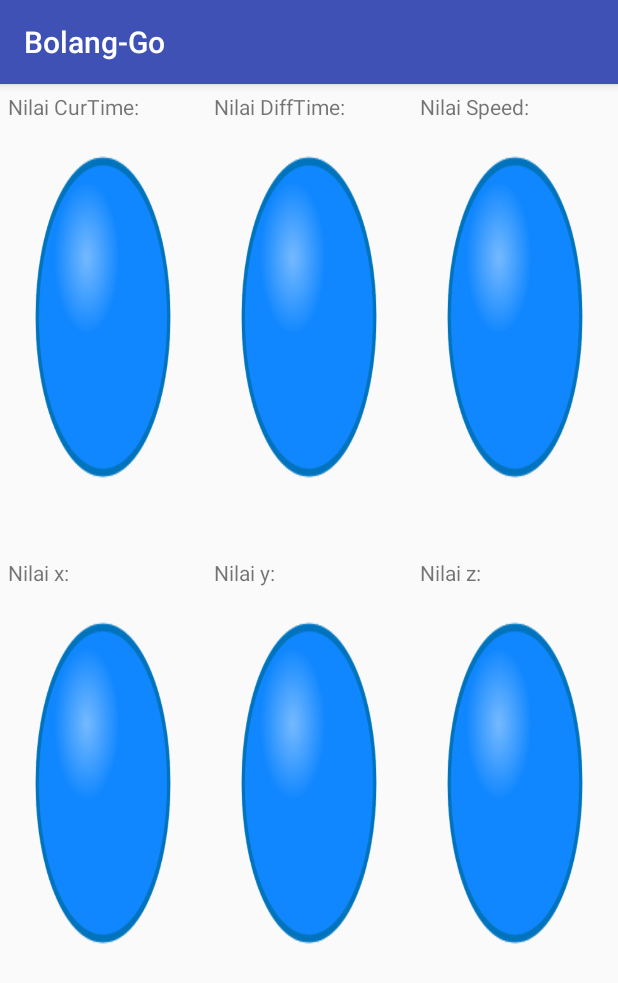
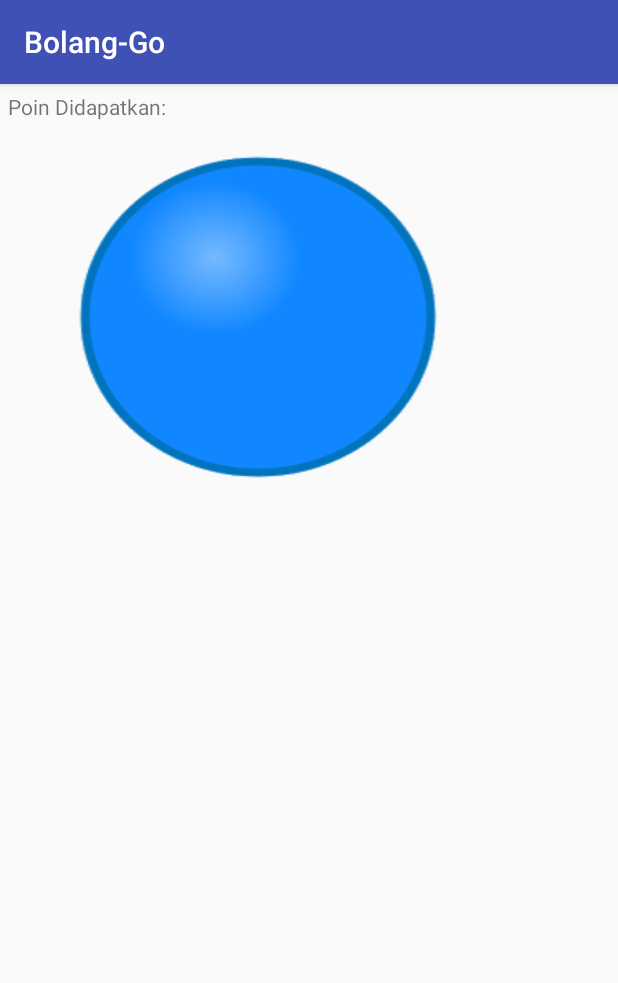
Before and after one commit to fauzandiMB/Bolang-Go-NativeAndroidVersion, an Android app: the screen it shows after launch (ShakeActivity), on a phone screen of 412 x 824 dp. Shown: the top 983 px of the screen. Run offline under Robolectric (Android 15) with nearby library versions, the phone set to English and light mode, and no system bars.

Commit message:
shake activity simulation done (incremental points based on shake speed)

```diff
--- a/app/src/main/res/layout/activity_shake.xml
+++ b/app/src/main/res/layout/activity_shake.xml
@@ -13,46 +13,6 @@
             android:layout_width="wrap_content"
             android:layout_margin="5dp"
             android:layout_weight="2"
-            android:id="@+id/ball_1"
-            android:background="@drawable/blue">
-
-            <TextView
-                android:id="@+id/number_1"
-                android:layout_width="fill_parent"
-                android:layout_height="fill_parent"
-                android:layout_gravity="center_vertical"
-                android:gravity="center"
-                android:textColor="@android:color/white" />
-
-            <TextView
-                android:text="Nilai CurTime:"
-                android:layout_width="fill_parent"
-                android:layout_height="fill_parent"/>
-        </FrameLayout>
-        <FrameLayout
-            android:layout_height="wrap_content"
-            android:layout_width="wrap_content"
-            android:layout_margin="5dp"
-            android:layout_weight="2"
-            android:id="@+id/ball_2"
-            android:background="@drawable/blue">
-            <TextView
-                android:layout_width="fill_parent"
-                android:layout_height="fill_parent"
-                android:id="@+id/number_2"
-                android:gravity="center"
-                android:layout_gravity="center_vertical"
-                android:textColor="@android:color/white"/>
-            <TextView
-                android:text="Nilai DiffTime:"
-                android:layout_width="fill_parent"
-                android:layout_height="fill_parent"/>
-        </FrameLayout>
-        <FrameLayout
-            android:layout_height="wrap_content"
-            android:layout_width="wrap_content"
-            android:layout_margin="5dp"
-            android:layout_weight="2"
             android:id="@+id/ball_3"
             android:background="@drawable/blue">
             <TextView
@@ -63,74 +23,11 @@
                 android:layout_gravity="center_vertical"
                 android:textColor="@android:color/white"/>
             <TextView
-                android:text="Nilai Speed:"
+                android:text="Poin Didapatkan:"
                 android:layout_width="fill_parent"
                 android:layout_height="fill_parent"/>
         </FrameLayout>
     </LinearLayout>
 
-    <LinearLayout
-        android:layout_height="wrap_content"
-        android:layout_width="fill_parent"
-        android:weightSum="6"
-        android:orientation="horizontal">
-        <FrameLayout
-            android:layout_height="wrap_content"
-            android:layout_width="wrap_content"
-            android:layout_margin="5dp"
-            android:layout_weight="2"
-            android:id="@+id/ball_4"
-            android:background="@drawable/blue">
-            <TextView
-                android:layout_width="fill_parent"
-                android:layout_height="fill_parent"
-                android:id="@+id/number_4"
-                android:gravity="center"
-                android:layout_gravity="center_vertical"
-                android:textColor="@android:color/white"/>
-            <TextView
-                android:text="Nilai x:"
-                android:layout_width="fill_parent"
-                android:layout_height="fill_parent"/>
-        </FrameLayout>
-        <FrameLayout
-            android:layout_height="wrap_content"
-            android:layout_width="wrap_content"
-            android:layout_margin="5dp"
-            android:id="@+id/ball_5"
-            android:layout_weight="2"
-            android:background="@drawable/blue">
-            <TextView
-                android:layout_width="fill_parent"
-                android:layout_height="fill_parent"
-                android:id="@+id/number_5"
-                android:gravity="center"
-                android:layout_gravity="center_vertical"
-                android:textColor="@android:color/white"/>
-            <TextView
-                android:text="Nilai y:"
-                android:layout_width="fill_parent"
-                android:layout_height="fill_parent"/>
-        </FrameLayout>
-        <FrameLayout
-            android:layout_height="wrap_content"
-            android:layout_width="wrap_content"
-            android:layout_margin="5dp"
-            android:id="@+id/ball_6"
-            android:layout_weight="2"
-            android:background="@drawable/blue">
-            <TextView
-                android:layout_width="fill_parent"
-                android:layout_height="fill_parent"
-                android:id="@+id/number_6"
-                android:gravity="center"
-                android:layout_gravity="center_vertical"
-                android:textColor="@android:color/white"/>
-            <TextView
-                android:text="Nilai z:"
-                android:layout_width="fill_parent"
-                android:layout_height="fill_parent"/>
-        </FrameLayout>
-    </LinearLayout>
 
 </LinearLayout>
```
Also changed, not shown: app/src/main/java/go/bolang/www/bolang_go/ShakeActivity.java (+91 -50 lines).
